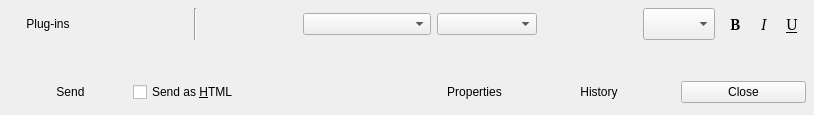
This is modules/chat/rzxchatui_mac.ui in Fruneau/qRezix as Qt 5 draws it before an edit. The edited form follows.
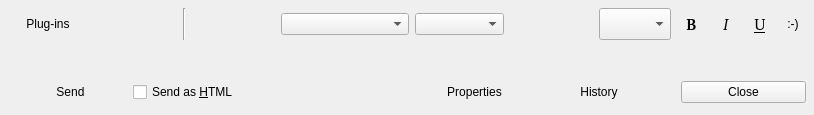
This is the edited form. Custom widgets are drawn as their Qt base class.

Commit message: Bouton smiley A tester, j'ai pas de mac :-)

```diff
--- a/modules/chat/rzxchatui_mac.ui
+++ b/modules/chat/rzxchatui_mac.ui
@@ -229,7 +229,7 @@
         <number>0</number>
        </property>
        <property name="spacing" >
-        <number>0</number>
+        <number>6</number>
        </property>
        <item row="0" column="0" >
         <widget class="QToolButton" name="btnBold" >
@@ -348,6 +348,19 @@
          </property>
         </widget>
        </item>
+       <item row="0" column="3" >
+        <widget class="QToolButton" name="btnSmiley" >
+         <property name="text" >
+          <string>:-)</string>
+         </property>
+         <property name="toolButtonStyle" >
+          <enum>Qt::ToolButtonTextOnly</enum>
+         </property>
+         <property name="autoRaise" >
+          <bool>true</bool>
+         </property>
+        </widget>
+       </item>
       </layout>
      </item>
     </layout>
@@ -522,7 +535,7 @@
     </layout>
    </item>
   </layout>
-  <widget class="QWidget" name="" >
+  <widget class="QWidget" name="widget" >
    <property name="geometry" >
     <rect>
      <x>9</x>
@@ -532,7 +545,7 @@
     </rect>
    </property>
   </widget>
-  <widget class="QWidget" name="" >
+  <widget class="QWidget" name="widget_2" >
    <property name="geometry" >
     <rect>
      <x>710</x>
@@ -542,7 +555,7 @@
     </rect>
    </property>
   </widget>
-  <widget class="QWidget" name="" >
+  <widget class="QWidget" name="widget_3" >
    <property name="geometry" >
     <rect>
      <x>650</x>
@@ -552,7 +565,7 @@
     </rect>
    </property>
   </widget>
-  <widget class="QWidget" name="" >
+  <widget class="QWidget" name="widget_4" >
    <property name="geometry" >
     <rect>
      <x>10</x>
```
Left out of the diff: 8 changed lines with no effect on the pictures.
